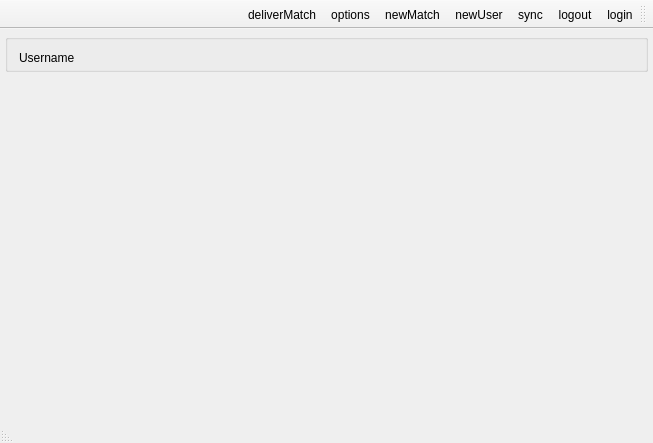
Before: the Qt Designer form Client/reghaabat/mainwindow.ui in nournia/ketabkhaane, drawn with Qt 5.
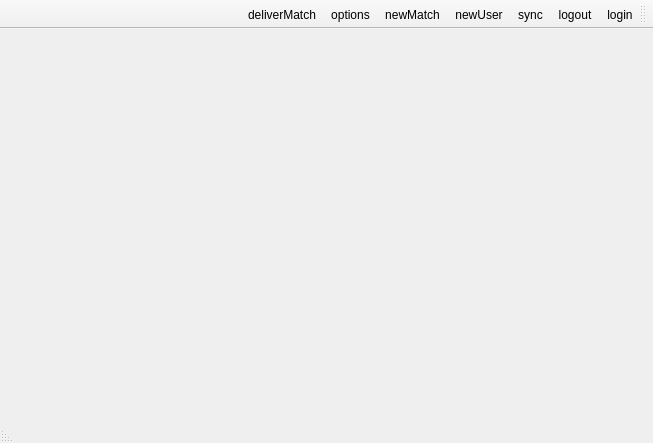
After: the same form once the commit is applied.

Patch:
```diff
--- a/Client/reghaabat/mainwindow.ui
+++ b/Client/reghaabat/mainwindow.ui
@@ -22,48 +22,8 @@
      <number>6</number>
     </property>
     <property name="margin">
-     <number>5</number>
+     <number>0</number>
     </property>
-    <item>
-     <widget class="QGroupBox" name="gUser">
-      <property name="minimumSize">
-       <size>
-        <width>0</width>
-        <height>32</height>
-       </size>
-      </property>
-      <property name="maximumSize">
-       <size>
-        <width>16777215</width>
-        <height>38</height>
-       </size>
-      </property>
-      <property name="title">
-       <string/>
-      </property>
-      <layout class="QHBoxLayout" name="horizontalLayout">
-       <property name="topMargin">
-        <number>5</number>
-       </property>
-       <property name="bottomMargin">
-        <number>5</number>
-       </property>
-       <item>
-        <widget class="QLabel" name="lUser">
-         <property name="minimumSize">
-          <size>
-           <width>0</width>
-           <height>25</height>
-          </size>
-         </property>
-         <property name="text">
-          <string>Username</string>
-         </property>
-        </widget>
-       </item>
-      </layout>
-     </widget>
-    </item>
     <item>
      <widget class="QWidget" name="container" native="true"/>
     </item>
```
